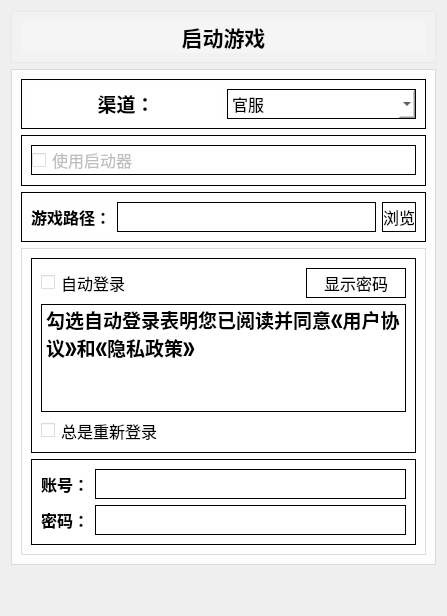
Qt form resources/ui/start_game.ui (xrynb66/StarRailAssistant) before a commit.
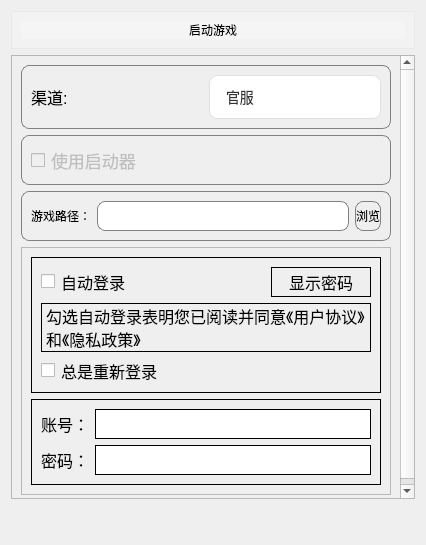
The same form after that commit. Icons and pictures are not drawn.

Diff of the .ui file:
```diff
--- a/resources/ui/start_game.ui
+++ b/resources/ui/start_game.ui
@@ -6,8 +6,8 @@
    <rect>
     <x>0</x>
     <y>0</y>
-    <width>447</width>
-    <height>616</height>
+    <width>426</width>
+    <height>545</height>
    </rect>
   </property>
   <property name="font">
@@ -53,7 +53,13 @@
          <string notr="true">border:none</string>
         </property>
         <property name="text">
-         <string>&lt;html&gt;&lt;head/&gt;&lt;body&gt;&lt;p align=&quot;center&quot;&gt;&lt;span style=&quot; font-size:16pt; font-weight:700;&quot;&gt;启动游戏&lt;/span&gt;&lt;/p&gt;&lt;/body&gt;&lt;/html&gt;</string>
+         <string>启动游戏</string>
+        </property>
+        <property name="alignment">
+         <set>Qt::AlignmentFlag::AlignCenter</set>
+        </property>
+        <property name="wordWrap">
+         <bool>false</bool>
         </property>
        </widget>
       </item>
@@ -63,7 +69,54 @@
    <item row="1" column="0">
     <widget class="QScrollArea" name="scrollArea">
      <property name="styleSheet">
-      <string notr="true">background-color: rgba(255, 255, 255, 0.6);</string>
+      <string notr="true">/* 纤细现代风格滚动条 */
+QScrollArea {
+    border: none;
+    background: transparent;
+}
+
+QScrollArea &gt; QWidget {
+    background-color: #f8f9fa; /* 内容区域背景色 */
+}
+
+/* 滚动条整体（更细） */
+QScrollBar:vertical {
+    width: 8px; /* 垂直滚动条宽度 */
+    background: transparent; /* 背景透明 */
+    margin: 0;
+}
+
+QScrollBar:horizontal {
+    height: 8px; /* 水平滚动条高度 */
+    background: transparent;
+    margin: 0;
+}
+
+/* 滑块（更精致） */
+QScrollBar::handle:vertical, QScrollBar::handle:horizontal {
+    background: rgba(150, 150, 150, 0.4); /* 半透明灰色 */
+    border-radius: 4px; /* 稍小的圆角 */
+    min-width: 8px; /* 最小宽度（防止过细） */
+    min-height: 8px; /* 最小高度（防止过细） */
+}
+
+QScrollBar::handle:vertical:hover, 
+QScrollBar::handle:horizontal:hover {
+    background: rgba(120, 120, 120, 0.6); /* 悬停时更深 */
+}
+
+QScrollBar::handle:vertical:pressed, 
+QScrollBar::handle:horizontal:pressed {
+    background: rgba(100, 100, 100, 0.8); /* 点击时更深 */
+}
+
+/* 隐藏滚动条按钮和角落区域 */
+QScrollBar::add-line, QScrollBar::sub-line,
+QScrollBar::add-page, QScrollBar::sub-page {
+    background: none;
+    height: 0px;
+    width: 0px;
+}</string>
      </property>
      <property name="widgetResizable">
       <bool>true</bool>
@@ -73,17 +126,16 @@
        <rect>
         <x>0</x>
         <y>0</y>
-        <width>427</width>
-        <height>497</height>
+        <width>400</width>
+        <height>441</height>
        </rect>
       </property>
       <layout class="QVBoxLayout" name="verticalLayout_3">
        <item>
         <widget class="QFrame" name="frame2_1">
          <property name="styleSheet">
-          <string notr="true">
-border: 1.4px solid black;  font-size: 16px;
-                                                      </string>
+          <string notr="true">border: 1.4px solid gray;  font-size: 16px;
+border-radius: 8px;</string>
          </property>
          <property name="frameShape">
           <enum>QFrame::Shape::StyledPanel</enum>
@@ -98,7 +150,7 @@
              <string notr="true">border:none</string>
             </property>
             <property name="text">
-             <string>&lt;html&gt;&lt;head/&gt;&lt;body&gt;&lt;p align=&quot;center&quot;&gt;&lt;span style=&quot; font-size:14pt; font-weight:700;&quot;&gt;渠道：&lt;/span&gt;&lt;/p&gt;&lt;/body&gt;&lt;/html&gt;</string>
+             <string>渠道: </string>
             </property>
            </widget>
           </item>
@@ -107,19 +159,85 @@
             <property name="minimumSize">
              <size>
               <width>0</width>
-              <height>30</height>
+              <height>0</height>
              </size>
             </property>
             <property name="styleSheet">
-             <string notr="true">font-weight: bold;
-                                                    QCombox{border: solid black;border-radius: 0;font-weight: bold;}
-                                                    QComboBox:hover {
-                                                    background-color: #f0f0f0;
-                                                    border-color: #bbb;
-                                                    }
-                                                    QComboBox QAbstractItemView {
-                                                    selection-background-color: #f0f0f0; background-color: white;
-                                                    }</string>
+             <string notr="true">QComboBox {
+    border: 1px solid #e0e0e0;
+    border-radius: 8px;
+    padding: 12px 16px;
+    background-color: #ffffff;
+    color: #333333;
+    font-size: 14px;
+}
+QComboBox::drop-down {
+    subcontrol-origin: padding;
+    subcontrol-position: top right;
+    width: 15px;
+    border:none;
+}
+QComboBox::down-arrow {
+    image: url(&quot;resources/ui/down-arrow.png&quot;);
+}
+
+/* 悬停效果 */
+QComboBox:hover {
+    border-color: #bdbdbd;
+    background-color: #f8f9fa;
+}
+ 
+/* 按下状态 */
+QComboBox:pressed {
+    background-color: #eeeeee;
+    border-color: #adadad;
+}
+ 
+/* 下拉列表样式 */
+QComboBox QAbstractItemView {
+    border: 1px solid #e0e0e0;
+    border-radius: 8px;
+    background-color: #ffffff;
+    selection-background-color: #f5f9ff;
+    selection-color: #1976d2;
+    padding: 8px 0;
+    margin-top: 8px;
+    outline: 0;
+    box-shadow: 0 4px 12px rgba(0,0,0,0.1);
+}
+ 
+/* 列表项样式 */
+QComboBox QAbstractItemView::item {
+    padding: 10px 16px;
+    min-height: 20px;
+    border: none;
+}
+ 
+/* 列表项悬停效果 */
+QComboBox QAbstractItemView::item:hover {
+    background-color: #f0f7ff;
+    color: #1976d2;
+}
+ 
+/* 选中项样式 */
+QComboBox QAbstractItemView::item:selected {
+    background-color: #e3f2fd;
+    color: #1976d2;
+    font-weight: 500;
+}
+ 
+/* 禁用状态 */
+QComboBox:disabled {
+    background-color: #f5f5f5;
+    color: #9e9e9e;
+    border-color: #e0e0e0;
+}
+ 
+/* 箭头悬停效果 */
+QComboBox::drop-down:hover {
+    background-color: #f5f5f5;
+    border-radius: 4px;
+}</string>
             </property>
             <item>
              <property name="text">
@@ -139,8 +257,8 @@
        <item>
         <widget class="QFrame" name="frame_3">
          <property name="styleSheet">
-          <string notr="true">
-border: 1.4px solid black;  font-size: 16px;</string>
+          <string notr="true">border: 1.4px solid gray;
+border-radius:  8px</string>
          </property>
          <property name="frameShape">
           <enum>QFrame::Shape::StyledPanel</enum>
@@ -160,12 +278,20 @@
               <height>30</height>
              </size>
             </property>
+            <property name="font">
+             <font>
+              <pointsize>13</pointsize>
+             </font>
+            </property>
             <property name="toolTip">
              <string/>
             </property>
             <property name="autoFillBackground">
              <bool>false</bool>
             </property>
+            <property name="styleSheet">
+             <string notr="true">border: none;</string>
+            </property>
             <property name="text">
              <string>使用启动器</string>
             </property>
@@ -183,8 +309,8 @@
        <item>
         <widget class="QFrame" name="frame2_2">
          <property name="styleSheet">
-          <string notr="true">
-border: 1.4px solid black;  font-size: 16px;</string>
+          <string notr="true">border: 1px solid gray;
+border-radius: 8px</string>
          </property>
          <property name="frameShape">
           <enum>QFrame::Shape::StyledPanel</enum>
@@ -199,7 +325,7 @@
              <string notr="true">border:none</string>
             </property>
             <property name="text">
-             <string>&lt;html&gt;&lt;head/&gt;&lt;body&gt;&lt;p align=&quot;center&quot;&gt;&lt;span style=&quot; font-size:12pt; font-weight:700;&quot;&gt;游戏路径：&lt;/span&gt;&lt;/p&gt;&lt;/body&gt;&lt;/html&gt;</string>
+             <string>游戏路径：</string>
             </property>
            </widget>
           </item>
@@ -309,7 +435,7 @@
                 </font>
                </property>
                <property name="text">
-                <string>&lt;html&gt;&lt;head/&gt;&lt;body&gt;&lt;p&gt;&lt;span style=&quot; font-size:14pt; font-weight:700;&quot;&gt;勾选自动登录表明您已阅读并同意《用户协议》和《隐私政策》&lt;/span&gt;&lt;/p&gt;&lt;p&gt;&lt;span style=&quot; font-weight:700;&quot;&gt;&lt;br/&gt;&lt;/span&gt;&lt;/p&gt;&lt;/body&gt;&lt;/html&gt;</string>
+                <string>勾选自动登录表明您已阅读并同意《用户协议》和《隐私政策》</string>
                </property>
                <property name="wordWrap">
                 <bool>true</bool>
@@ -360,7 +486,7 @@
                 <string notr="true">border:none</string>
                </property>
                <property name="text">
-                <string>&lt;html&gt;&lt;head/&gt;&lt;body&gt;&lt;p align=&quot;center&quot;&gt;&lt;span style=&quot; font-size:12pt; font-weight:700;&quot;&gt;账号：&lt;/span&gt;&lt;/p&gt;&lt;/body&gt;&lt;/html&gt;</string>
+                <string>账号：</string>
                </property>
               </widget>
              </item>
@@ -383,7 +509,7 @@
                 <string notr="true">border:none</string>
                </property>
                <property name="text">
-                <string>&lt;html&gt;&lt;head/&gt;&lt;body&gt;&lt;p align=&quot;center&quot;&gt;&lt;span style=&quot; font-size:12pt; font-weight:700;&quot;&gt;密码：&lt;/span&gt;&lt;/p&gt;&lt;/body&gt;&lt;/html&gt;</string>
+                <string>密码：</string>
                </property>
               </widget>
              </item>
```
Left out of the diff: 2 changed lines with no effect on the pictures.
